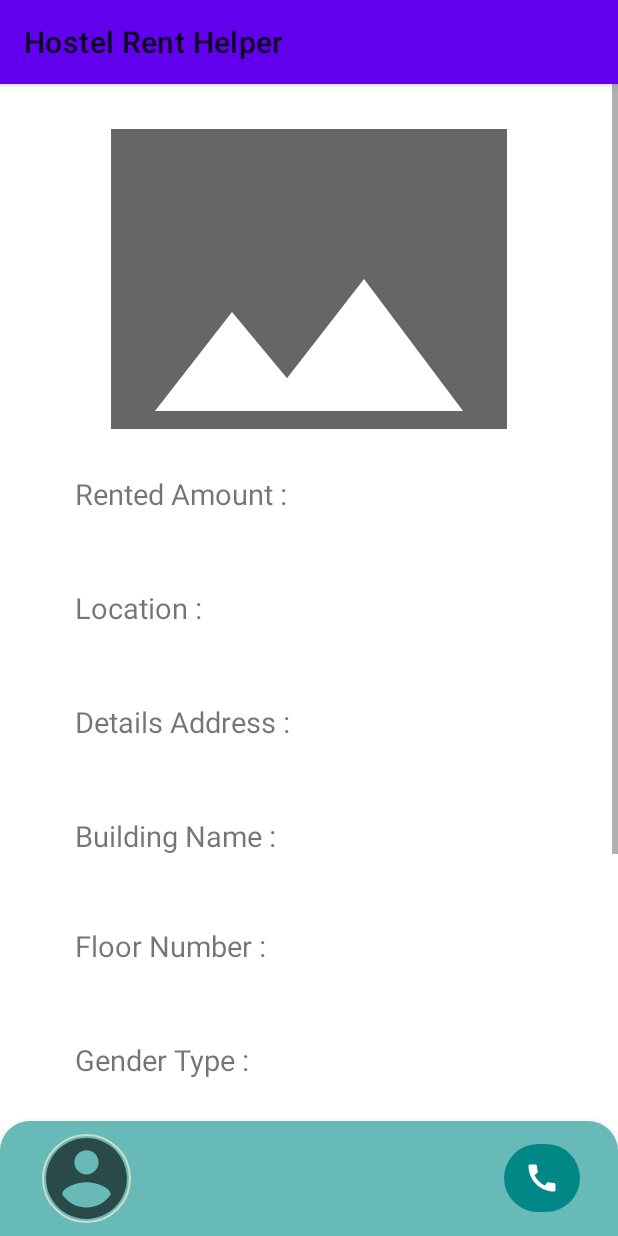
After one commit to shuvo6904/houserent, an Android app: the AdminHomePageDetails screen opened directly, with no data from a screen before it, on a phone screen of 412 x 824 dp. The commit adds this screen. Run offline under Robolectric (Android 15) with nearby library versions, the phone set to English and light mode, and no system bars; our stand-ins replace CircleImageView, Firebase (no records; nobody signed in at launch, a user with empty details on screens opened directly), Picasso.

Commit message:
listener with cardview added

```diff
--- a/app/src/main/java/com/example/houserentproject/AdminAdapter.java
+++ b/app/src/main/java/com/example/houserentproject/AdminAdapter.java
@@ -1,17 +1,26 @@
 package com.example.houserentproject;
 
 
+import android.app.AlertDialog;
 import android.content.Context;
+import android.content.DialogInterface;
+import android.content.Intent;
 import android.view.LayoutInflater;
 import android.view.View;
 import android.view.ViewGroup;
+import android.widget.Toast;
 
 import androidx.annotation.NonNull;
 import androidx.recyclerview.widget.RecyclerView;
 
 import com.bumptech.glide.Glide;
+import com.google.android.gms.tasks.OnFailureListener;
+import com.google.android.gms.tasks.OnSuccessListener;
+import com.google.firebase.database.FirebaseDatabase;
 
+import java.util.HashMap;
 import java.util.List;
+import java.util.Map;
 
 public class AdminAdapter extends RecyclerView.Adapter<MyAdminHomePageViewHolder> {
 
@@ -44,6 +53,74 @@ public class AdminAdapter extends RecyclerView.Adapter<MyAdminHomePageViewHolder
         holder.adminLocation.setText(adminModel.getLocation());
         holder.adminPostStatus.setText(adminModel.getPostStatus());
 
+        holder.adminCardView.setOnClickListener(new View.OnClickListener() {
+            @Override
+            public void onClick(View v) {
+
+                Intent adminIntent = new Intent(adminContext, AdminHomePageDetails.class);
+                adminIntent.putExtra("adminPostModel",adminModel);
+                adminContext.startActivity(adminIntent);
+            }
+        });
+
+        holder.adminApprove.setOnClickListener(new View.OnClickListener() {
+            @Override
+            public void onClick(View v) {
+                Map<String, Object> map = new HashMap<>();
+
+                map.put("postStatus", "Approve");
+
+                FirebaseDatabase.getInstance().getReference().child("Data")
+                        .child(adminModel.getAdUserId()).child(adminModel.getId()).updateChildren(map)
+                        .addOnSuccessListener(new OnSuccessListener<Void>() {
+                            @Override
+                            public void onSuccess(Void unused) {
+
+                                Toast.makeText(holder.adminApprove.getContext(), "Post Approved", Toast.LENGTH_SHORT).show();
+
+                            }
+                        }).addOnFailureListener(new OnFailureListener() {
+                    @Override
+                    public void onFailure(@NonNull Exception e) {
+
+                        Toast.makeText(holder.adminApprove.getContext(), "Something Went Wrong", Toast.LENGTH_SHORT).show();
+
+                    }
+                });
+
+            }
+        });
+
+
+        holder.adminDelete.setOnClickListener(new View.OnClickListener() {
+            @Override
+            public void onClick(View v) {
+                AlertDialog.Builder builder = new AlertDialog.Builder(holder.adminDelete.getContext());
+                builder.setTitle("Delete Post");
+                builder.setMessage("Are You Sure Want to Delete This Post?");
+
+                builder.setPositiveButton("Yes", new DialogInterface.OnClickListener() {
+                    @Override
+                    public void onClick(DialogInterface dialog, int which) {
+
+                        FirebaseDatabase.getInstance().getReference().child("Data")
+                                .child(adminModel.getAdUserId()).child(adminModel.getId()).removeValue();
+
+                    }
+                });
+
+                builder.setNegativeButton("No", new DialogInterface.OnClickListener() {
+                    @Override
+                    public void onClick(DialogInterface dialog, int which) {
+
+                    }
+                });
+
+                builder.show();
+
+            }
+        });
+
 
 
     }
--- /dev/null
+++ b/app/src/main/java/com/example/houserentproject/AdminHomePageDetails.java
@@ -0,0 +1,98 @@
+package com.example.houserentproject;
+
+import androidx.annotation.Nullable;
+import androidx.appcompat.app.AppCompatActivity;
+
+import android.net.Uri;
+import android.os.Bundle;
+import android.widget.ImageButton;
+import android.widget.ImageView;
+import android.widget.TextView;
+
+import com.bumptech.glide.Glide;
+import com.google.android.gms.tasks.OnSuccessListener;
+import com.google.firebase.auth.FirebaseAuth;
+import com.google.firebase.firestore.DocumentReference;
+import com.google.firebase.firestore.DocumentSnapshot;
+import com.google.firebase.firestore.EventListener;
+import com.google.firebase.firestore.FirebaseFirestore;
+import com.google.firebase.firestore.FirebaseFirestoreException;
+import com.google.firebase.storage.FirebaseStorage;
+import com.google.firebase.storage.StorageReference;
+import com.squareup.picasso.Picasso;
+
+public class AdminHomePageDetails extends AppCompatActivity {
+
+    TextView adminPageRentedAmount, adminPageHomeLocation, adminPageBuildingName, adminPageFloorNumber, adminPageDetailsAddress, adminPageGenderValue, adminPageRentTypeValue, adminPageRentDate,adminAdvertiserUsrName, adminAdvertiserPhnNum;
+    ImageView homeImageAdminPage, adminPageUserImage;
+    ImageButton adminPageCallButton;
+    private StorageReference adminPageAdStorageReference , adminPageAdProfileStorageRef;
+    private FirebaseAuth adminPageAuth;
+    private FirebaseFirestore adminPageFStore;
+    private String adminPageCurrentUserId;
+    private HomePageData adminModelPost;
+    String adminPageAdvertiserUserId, adminPageUserName, adminPageUserPhnNumber;
+
+    @Override
+    protected void onCreate(Bundle savedInstanceState) {
+        super.onCreate(savedInstanceState);
+        setContentView(R.layout.activity_admin_home_page_details);
+
+        adminPageRentedAmount = (TextView) findViewById(R.id.adminPageRentedAmountId);
+        adminPageHomeLocation = (TextView) findViewById(R.id.adminPageHomeLocationId);
+        homeImageAdminPage = (ImageView) findViewById(R.id.adminPageIvImage2Id);
+        adminPageBuildingName = (TextView) findViewById(R.id.adminPageBuildingNameId);
+        adminPageFloorNumber = (TextView) findViewById(R.id.adminPageFloorNumberId);
+        adminPageDetailsAddress = (TextView) findViewById(R.id.adminPageDetailsAddressId);
+        adminPageGenderValue = (TextView) findViewById(R.id.adminPageGenderValueId);
+        adminPageRentTypeValue = (TextView) findViewById(R.id.adminPageRentTypeValueId);
+        adminPageRentDate = (TextView) findViewById(R.id.adminPageDatePickerId);
+
+        adminPageUserImage = (ImageView) findViewById(R.id.adminPageUserProfileImageViewId);
+        adminAdvertiserUsrName= (TextView) findViewById(R.id.adminPageUserNameId);
+        adminAdvertiserPhnNum = (TextView) findViewById(R.id.adminPageUserNumberId);
+        adminPageCallButton = (ImageButton) findViewById(R.id.adminPageCallId);
+        adminPageFStore = FirebaseFirestore.getInstance();
+
+        adminModelPost = (HomePageData) getIntent().getSerializableExtra("adminPostModel");
+
+        if (adminModelPost != null){
+
+            adminPageRentedAmount.setText("Rented Amount : " + adminModelPost.getRentAmount());
+            adminPageHomeLocation.setText("Location : "+ adminModelPost.getLocation());
+            adminPageBuildingName.setText("Building Name : " + adminModelPost.getBuildingName());
+            adminPageFloorNumber.setText("Floor Number : " + adminModelPost.getFloorNumber());
+            adminPageDetailsAddress.setText("Details Address : " + adminModelPost.getDetailsAddress());
+            adminPageGenderValue.setText("Gender Type : " + adminModelPost.getValueOfGender());
+            adminPageRentTypeValue.setText("Rent Type : " + adminModelPost.getValueOfRentType());
+            adminPageRentDate.setText("Rent Date : " + adminModelPost.getDatePick());
+            adminPageAdvertiserUserId = adminModelPost.getAdUserId().trim();
+
+            Glide.with(this)
+                    .load(adminModelPost.getImage())
+                    .into(homeImageAdminPage);
+        }
+
+        adminPageAdStorageReference = FirebaseStorage.getInstance().getReference();
+        adminPageAdProfileStorageRef = adminPageAdStorageReference.child("Users/"+adminPageAdvertiserUserId+"/profile.jpg");
+
+        adminPageAdProfileStorageRef.getDownloadUrl().addOnSuccessListener(new OnSuccessListener<Uri>() {
+            @Override
+            public void onSuccess(Uri uri) {
+                Picasso.get().load(uri).into(adminPageUserImage);
+            }
+        });
+
+        DocumentReference documentReference = adminPageFStore.collection("users").document(adminPageAdvertiserUserId);
+        documentReference.addSnapshotListener(this,new EventListener<DocumentSnapshot>() {
+            @Override
+            public void onEvent(@Nullable DocumentSnapshot value, @Nullable FirebaseFirestoreException error) {
+                adminPageUserName = value.getString("fName");
+                adminPageUserPhnNumber = value.getString("PhnNumber");
+                adminAdvertiserUsrName.setText(adminPageUserName);
+                adminAdvertiserPhnNum.setText(adminPageUserPhnNumber);
+            }
+        });
+
+    }
+}
--- a/app/src/main/java/com/example/houserentproject/MainActivity.java
+++ b/app/src/main/java/com/example/houserentproject/MainActivity.java
@@ -127,7 +127,11 @@ public class MainActivity extends AppCompatActivity implements NavigationView.On
                     for (DataSnapshot dataSnapshot1 : dataSnapshot.getChildren()){
 
                         HomePageData homePageData = dataSnapshot1.getValue(HomePageData.class);
-                        myHomePageDataList.add(homePageData);
+
+                        if (homePageData.getPostStatus().contains("Approve")){
+                            myHomePageDataList.add(homePageData);
+                        }
+
 
                     }
 
--- a/app/src/main/java/com/example/houserentproject/MyAdminHomePageViewHolder.java
+++ b/app/src/main/java/com/example/houserentproject/MyAdminHomePageViewHolder.java
@@ -1,6 +1,7 @@
 package com.example.houserentproject;
 
 import android.view.View;
+import android.widget.Button;
 import android.widget.ImageView;
 import android.widget.TextView;
 
@@ -13,16 +14,18 @@ public class MyAdminHomePageViewHolder extends RecyclerView.ViewHolder {
     ImageView adminHomePageImageView;
     TextView adminRentAmount, adminLocation, adminPostStatus;
     CardView adminCardView;
+    Button adminApprove, adminDelete;
 
     public MyAdminHomePageViewHolder(@NonNull View itemView) {
         super(itemView);
-
-
 
         adminHomePageImageView = itemView.findViewById(R.id.adminIvImageId);
         adminRentAmount = itemView.findViewById(R.id.adminTvRentAmountId);
         adminLocation = itemView.findViewById(R.id.adminTvLocationId);
         adminPostStatus = itemView.findViewById(R.id.tvAdminStatusId);
         adminCardView = itemView.findViewById(R.id.adminCardViewId);
+        adminApprove = itemView.findViewById(R.id.adminApproveId);
+        adminDelete = itemView.findViewById(R.id.adminDeleteId);
+
     }
 }
--- /dev/null
+++ b/app/src/main/res/layout/activity_admin_home_page_details.xml
@@ -0,0 +1,192 @@
+<?xml version="1.0" encoding="utf-8"?>
+<RelativeLayout xmlns:android="http://schemas.android.com/apk/res/android"
+    xmlns:app="http://schemas.android.com/apk/res-auto"
+    xmlns:tools="http://schemas.android.com/tools"
+    android:layout_width="match_parent"
+    android:layout_height="match_parent"
+    tools:context=".AdminHomePageDetails">
+
+    <ScrollView
+        android:layout_width="match_parent"
+        android:layout_height="wrap_content"
+        android:layout_above="@+id/layout_bottom_viewId"
+        android:layout_alignParentStart="true"
+        android:layout_alignParentTop="true"
+        android:layout_alignParentEnd="true">
+
+        <LinearLayout
+            android:layout_width="match_parent"
+            android:layout_height="wrap_content"
+            android:orientation="vertical"
+            android:padding="30dp">
+
+            <ImageView
+                android:id="@+id/adminPageIvImage2Id"
+                android:layout_width="match_parent"
+                android:layout_height="200dp"
+                android:scaleType="centerCrop"
+                android:src="@drawable/ic_baseline_image_24" />
+
+            <TextView
+                android:id="@+id/adminPageRentedAmountId"
+                android:layout_width="match_parent"
+                android:layout_height="wrap_content"
+                android:layout_marginTop="10dp"
+                android:padding="20dp"
+                android:text="Rented Amount : "
+                android:textSize="19sp" />
+
+            <TextView
+                android:id="@+id/adminPageHomeLocationId"
+                android:layout_width="match_parent"
+                android:layout_height="wrap_content"
+                android:layout_marginTop="10dp"
+                android:padding="20dp"
+                android:text="Location : "
+                android:textSize="19sp" />
+
+            <TextView
+                android:id="@+id/adminPageDetailsAddressId"
+                android:layout_width="match_parent"
+                android:layout_height="wrap_content"
+                android:layout_marginTop="10dp"
+                android:padding="20dp"
+                android:text="Details Address : "
+                android:textSize="19sp" />
+
+            <TextView
+                android:id="@+id/adminPageBuildingNameId"
+                android:layout_width="match_parent"
+                android:layout_height="wrap_content"
+                android:layout_marginTop="10dp"
+                android:padding="20dp"
+                android:text="Building Name : "
+                android:textSize="19sp" />
+
+            <TextView
+                android:id="@+id/adminPageFloorNumberId"
+                android:layout_width="match_parent"
+                android:layout_height="wrap_content"
+                android:layout_marginTop="7dp"
+                android:padding="20dp"
+                android:text="Floor Number : "
+                android:textSize="19sp" />
+
+            <TextView
+                android:id="@+id/adminPageGenderValueId"
+                android:layout_width="match_parent"
+                android:layout_height="wrap_content"
+                android:layout_marginTop="10dp"
+                android:padding="20dp"
+                android:text="Gender Type : "
+                android:textSize="19sp" />
+
+            <TextView
+                android:id="@+id/adminPageRentTypeValueId"
+                android:layout_width="match_parent"
+                android:layout_height="wrap_content"
+                android:layout_marginTop="10dp"
+                android:padding="20dp"
+                android:text="Rent Type : "
+                android:textSize="19sp" />
+
+            <TextView
+                android:id="@+id/adminPageDatePickerId"
+                android:layout_width="match_parent"
+                android:layout_height="wrap_content"
+                android:layout_marginTop="10dp"
+                android:padding="20dp"
+                android:text="Rent Date : "
+                android:textSize="19sp" />
+
+            <TextView
+                android:id="@+id/adminPagePostedById"
+                android:layout_width="match_parent"
+                android:layout_height="wrap_content"
+                android:padding="20dp"
+                android:text="Posted By "
+                android:textSize="19sp" />
+
+
+        </LinearLayout>
+
+    </ScrollView>
+
+    <LinearLayout
+        android:id="@+id/layout_bottom_viewId"
+        android:layout_width="match_parent"
+        android:layout_height="wrap_content"
+        android:layout_alignParentStart="true"
+        android:layout_alignParentEnd="true"
+        android:layout_alignParentBottom="true"
+        android:background="@drawable/back_profile"
+        android:elevation="8dp"
+        android:orientation="horizontal"
+        android:weightSum="4">
+
+        <de.hdodenhof.circleimageview.CircleImageView xmlns:app="http://schemas.android.com/apk/res-auto"
+            android:id="@+id/adminPageUserProfileImageViewId"
+            android:layout_width="75dp"
+            android:layout_height="70dp"
+            android:padding="5dp"
+            android:layout_marginLeft="20dp"
+            android:layout_marginTop="3dp"
+            android:layout_marginBottom="3dp"
+            android:src="@drawable/ic_baseline_account_circle_24"
+            app:civ_border_color="#CFDCCA"
+            app:civ_border_width="1dp" />
+
+        <LinearLayout
+            android:layout_width="0dp"
+            android:layout_height="wrap_content"
+            android:layout_gravity="center"
+            android:padding="5dp"
+            android:layout_margin="3dp"
+            android:layout_weight="3"
+            android:orientation="vertical">
+
+            <TextView
+                android:textStyle="bold"
+                android:textColor="@color/white"
+                android:layout_marginLeft="25dp"
+                android:id="@+id/adminPageUserNameId"
+                android:padding="2dp"
+                android:layout_width="match_parent"
+                android:layout_height="wrap_content"
+                android:text="Advertiser Name" />
+
+            <TextView
+                android:padding="2dp"
+                android:textStyle="bold"
+                android:textColor="@color/white"
+                android:layout_marginLeft="25dp"
+                android:id="@+id/adminPageUserNumberId"
+                android:layout_width="match_parent"
+                android:layout_height="wrap_content"
+                android:text="Advertiser Phone" />
+
+
+        </LinearLayout>
+
+        <LinearLayout
+            android:layout_width="0dp"
+            android:layout_height="wrap_content"
+            android:orientation="vertical"
+            android:layout_weight="1">
+
+            <ImageButton
+                android:id="@+id/adminPageCallId"
+                android:layout_width="match_parent"
+                android:layout_height="45dp"
+                android:layout_marginLeft="2dp"
+                android:layout_marginTop="15dp"
+                android:layout_marginRight="25dp"
+                android:background="@drawable/button_rounded"
+                android:src="@drawable/ic_baseline_call_24" />
+
+        </LinearLayout>
+
+
+    </LinearLayout>
+
+</RelativeLayout>
--- a/app/src/main/res/layout/recycler_admin_home_row.xml
+++ b/app/src/main/res/layout/recycler_admin_home_row.xml
@@ -2,6 +2,7 @@
 <LinearLayout xmlns:android="http://schemas.android.com/apk/res/android"
     android:layout_width="match_parent"
     android:layout_height="match_parent"
+    android:orientation="vertical"
     xmlns:app="http://schemas.android.com/apk/res-auto"
     android:background="@color/white">
 
@@ -125,4 +126,28 @@
 
     </androidx.cardview.widget.CardView>
 
+    <LinearLayout
+        android:layout_width="match_parent"
+        android:layout_height="wrap_content"
+        android:orientation="horizontal"
+        android:gravity="center_horizontal">
+
+        <Button
+            android:id="@+id/adminApproveId"
+            android:layout_width="wrap_content"
+            android:layout_height="wrap_content"
+            android:text="Approve"
+            android:layout_marginRight="10dp"/>
+
+        <Button
+            android:id="@+id/adminDeleteId"
+            android:layout_width="wrap_content"
+            android:layout_height="wrap_content"
+            android:text="Delete"
+            android:layout_marginLeft="10dp"/>
+
+
+
+    </LinearLayout>
+
 </LinearLayout>
```
Also changed, not shown: app/src/main/AndroidManifest.xml (+12 -12 lines).
